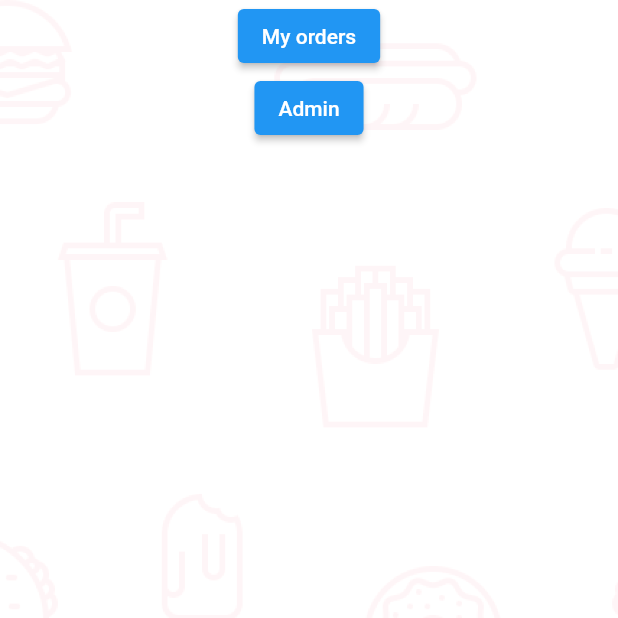
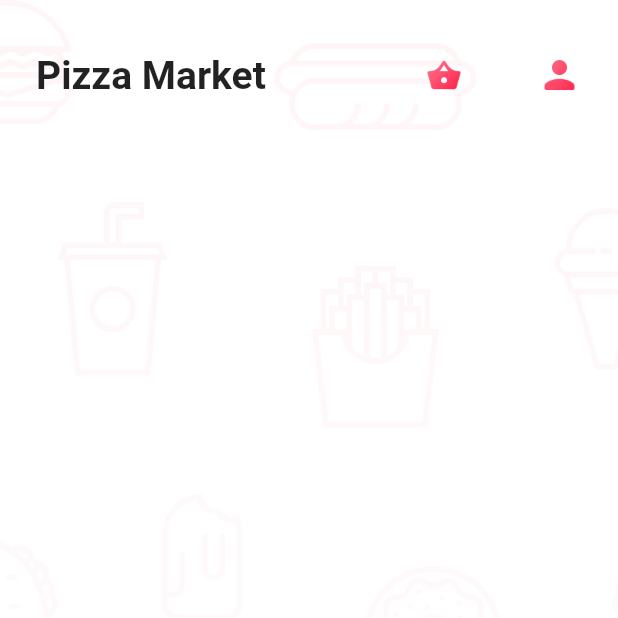
Before and after one commit to remakerich/sgmk_flutter_pizza, a Flutter app: the screen it shows after launch, on a phone screen of 412 x 824 dp, the top half of it. Run offline on Flutter 3.47's test engine with Material 2 defaults, Android fonts, the phone set to English and light mode, and no system bars; our stand-ins replace get_it, injectable; generated files the repository leaves out were written again.

Commit message:
page template

```diff
--- a/lib/pages/admin_page.dart
+++ b/lib/pages/admin_page.dart
@@ -1,5 +1,6 @@
 import 'package:flutter/material.dart';
-import 'package:sgmk_flutter_pizza/utils/ui.dart';
+import 'package:sgmk_flutter_pizza/widgets/pizza_app_bar.dart';
+import 'package:sgmk_flutter_pizza/widgets/pizza_scaffold.dart';
 
 class AdminPage extends StatelessWidget {
   const AdminPage({Key? key}) : super(key: key);
@@ -8,19 +9,11 @@ class AdminPage extends StatelessWidget {
 
   @override
   Widget build(BuildContext context) {
-    return Scaffold(
-      body: Stack(
-        fit: StackFit.expand,
-        children: [
-          FittedBox(
-            alignment: Alignment.topCenter,
-            fit: BoxFit.cover,
-            child: Image.asset(
-              PizzaAssets.backgroundPicture,
-            ),
-          ),
-        ],
+    return const PizzaScaffold(
+      appBar: PizzaAppBar(
+        title: 'Add Pizza',
       ),
+      body: SizedBox(),
     );
   }
 }
--- a/lib/pages/my_orders_page.dart
+++ b/lib/pages/my_orders_page.dart
@@ -1,5 +1,6 @@
 import 'package:flutter/material.dart';
-import 'package:sgmk_flutter_pizza/utils/ui.dart';
+import 'package:sgmk_flutter_pizza/widgets/pizza_app_bar.dart';
+import 'package:sgmk_flutter_pizza/widgets/pizza_scaffold.dart';
 
 class MyOrdersPage extends StatelessWidget {
   const MyOrdersPage({Key? key}) : super(key: key);
@@ -8,19 +9,11 @@ class MyOrdersPage extends StatelessWidget {
 
   @override
   Widget build(BuildContext context) {
-    return Scaffold(
-      body: Stack(
-        fit: StackFit.expand,
-        children: [
-          FittedBox(
-            alignment: Alignment.topCenter,
-            fit: BoxFit.cover,
-            child: Image.asset(
-              PizzaAssets.backgroundPicture,
-            ),
-          ),
-        ],
+    return const PizzaScaffold(
+      appBar: PizzaAppBar(
+        title: 'Order Details',
       ),
+      body: SizedBox(),
     );
   }
 }
--- a/lib/pages/pizza_list_page.dart
+++ b/lib/pages/pizza_list_page.dart
@@ -1,7 +1,6 @@
 import 'package:flutter/material.dart';
-import 'package:sgmk_flutter_pizza/pages/admin_page.dart';
-import 'package:sgmk_flutter_pizza/pages/my_orders_page.dart';
-import 'package:sgmk_flutter_pizza/utils/ui.dart';
+import 'package:sgmk_flutter_pizza/widgets/pizza_app_bar.dart';
+import 'package:sgmk_flutter_pizza/widgets/pizza_scaffold.dart';
 
 class PizzaListPage extends StatelessWidget {
   const PizzaListPage({Key? key}) : super(key: key);
@@ -10,35 +9,11 @@ class PizzaListPage extends StatelessWidget {
 
   @override
   Widget build(BuildContext context) {
-    return Scaffold(
-      body: Stack(
-        fit: StackFit.expand,
-        children: [
-          FittedBox(
-            alignment: Alignment.topCenter,
-            fit: BoxFit.cover,
-            child: Image.asset(
-              PizzaAssets.backgroundPicture,
-            ),
-          ),
-          Column(
-            children: [
-              ElevatedButton(
-                onPressed: () {
-                  Navigator.of(context).pushNamed(MyOrdersPage.routeName);
-                },
-                child: Text('My orders'),
-              ),
-              ElevatedButton(
-                onPressed: () {
-                  Navigator.of(context).pushNamed(AdminPage.routeName);
-                },
-                child: Text('Admin'),
-              ),
-            ],
-          ),
-        ],
+    return const PizzaScaffold(
+      appBar: PizzaAppBar(
+        title: 'Pizza Market',
       ),
+      body: SizedBox(),
     );
   }
 }
--- a/lib/utils/ui.dart
+++ b/lib/utils/ui.dart
@@ -1,3 +1,12 @@
+import 'package:flutter/material.dart';
+
 class PizzaAssets {
   static const backgroundPicture = 'assets/background_picture.png';
+  static const ordersIcon = 'assets/orders_icon.png';
+  static const adminIcon = 'assets/admin_icon.png';
 }
+
+class PizzaColors {
+  static const backButton = Color.fromRGBO(244, 63, 94, 0.1);
+  static const backButtonIcon = Color.fromRGBO(244, 63, 94, 0.7);
+}
--- /dev/null
+++ b/lib/widgets/pizza_app_bar.dart
@@ -0,0 +1,84 @@
+import 'package:flutter/material.dart';
+import 'package:sgmk_flutter_pizza/pages/admin_page.dart';
+import 'package:sgmk_flutter_pizza/pages/my_orders_page.dart';
+import 'package:sgmk_flutter_pizza/utils/ui.dart';
+
+class PizzaAppBar extends StatelessWidget {
+  const PizzaAppBar({
+    Key? key,
+    required this.title,
+  }) : super(key: key);
+
+  final String title;
+
+  @override
+  Widget build(BuildContext context) {
+    final firstInStack = ModalRoute.of(context)!.isFirst;
+
+    return Padding(
+      padding: EdgeInsets.only(top: MediaQuery.of(context).padding.top),
+      child: Align(
+        alignment: Alignment.topCenter,
+        child: Container(
+          padding: const EdgeInsets.symmetric(horizontal: 24),
+          height: 100,
+          child: Row(
+            children: [
+              if (!firstInStack)
+                GestureDetector(
+                  onTap: () => Navigator.of(context).pop(),
+                  child: Container(
+                    width: 36,
+                    height: 36,
+                    decoration: BoxDecoration(
+                      borderRadius: BorderRadius.circular(9),
+                      color: PizzaColors.backButton,
+                    ),
+                    child: const Icon(
+                      Icons.chevron_left_rounded,
+                      color: PizzaColors.backButtonIcon,
+                      size: 30,
+                    ),
+                  ),
+                ),
+              if (!firstInStack) const SizedBox(width: 24),
+              Expanded(
+                child: Text(
+                  title,
+                  style: const TextStyle(
+                    fontWeight: FontWeight.w600,
+                    fontSize: 26,
+                  ),
+                ),
+              ),
+              if (firstInStack)
+                GestureDetector(
+                  onTap: () => Navigator.of(context).pushNamed(MyOrdersPage.routeName),
+                  child: SizedBox(
+                    height: 24,
+                    width: 24,
+                    child: Image.asset(
+                      PizzaAssets.ordersIcon,
+                      height: 24,
+                    ),
+                  ),
+                ),
+              const SizedBox(width: 50),
+              if (firstInStack)
+                GestureDetector(
+                  onTap: () => Navigator.of(context).pushNamed(AdminPage.routeName),
+                  child: SizedBox(
+                    height: 30,
+                    width: 30,
+                    child: Image.asset(
+                      PizzaAssets.adminIcon,
+                    ),
+                  ),
+                )
+            ],
+          ),
+        ),
+      ),
+    );
+  }
+}
--- /dev/null
+++ b/lib/widgets/pizza_scaffold.dart
@@ -0,0 +1,44 @@
+import 'package:flutter/material.dart';
+import 'package:sgmk_flutter_pizza/utils/ui.dart';
+
+class PizzaScaffold extends StatelessWidget {
+  const PizzaScaffold({
+    Key? key,
+    required this.body,
+    required this.appBar,
+  }) : super(key: key);
+
+  final Widget body;
+  final Widget appBar;
+
+  @override
+  Widget build(BuildContext context) {
+    return Scaffold(
+      body: Stack(
+        fit: StackFit.expand,
+        children: [
+          FittedBox(
+            alignment: Alignment.topCenter,
+            fit: BoxFit.cover,
+            child: Image.asset(
+              PizzaAssets.backgroundPicture,
+            ),
+          ),
+          Container(
+            decoration: BoxDecoration(
+                gradient: LinearGradient(
+              begin: Alignment.topCenter,
+              end: Alignment.bottomCenter,
+              colors: [
+                Colors.white.withOpacity(0),
+                Colors.white,
+              ],
+            )),
+          ),
+          appBar,
+          body
+        ],
+      ),
+    );
+  }
+}
--- a/pubspec.yaml
+++ b/pubspec.yaml
@@ -13,7 +13,6 @@ dependencies:
   cupertino_icons: ^1.0.2
   flutter_bloc: ^8.0.1
   get_it: ^7.2.0
-  flutter_svg: ^1.0.3
   freezed_annotation: ^1.1.0
 
 dev_dependencies:
```
Also changed, not shown: assets/admin_icon.png (added), assets/orders_icon.png (added), pubspec.lock.
